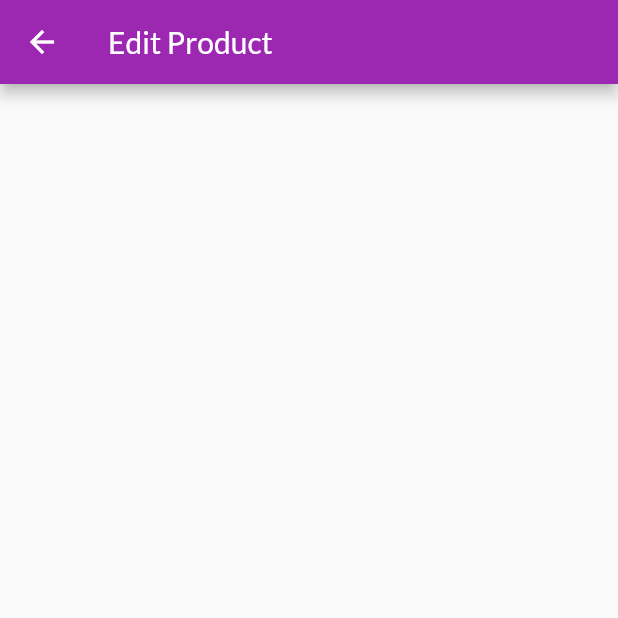
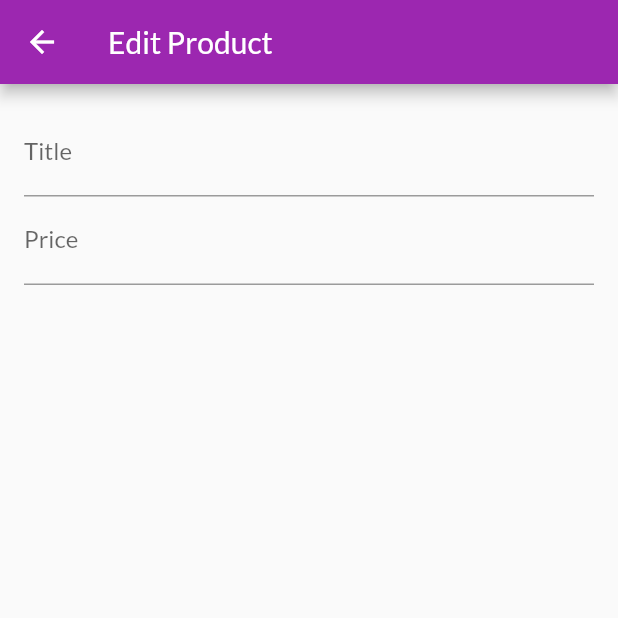
Before and after one commit to iovigi/Flutter-Course-Examples, a Flutter app: the EditProductScreen screen opened directly, on a phone screen of 412 x 824 dp, the top half of it. Run offline on Flutter 3.47's test engine with Material 2 defaults, Android fonts, the phone set to English and light mode, and no system bars; network calls fail.

Commit message:
playing with form of editing products

```diff
--- a/shop/lib/main.dart
+++ b/shop/lib/main.dart
@@ -1,6 +1,5 @@
 import 'package:flutter/material.dart';
 import 'package:provider/provider.dart';
-import 'package:shop/widgets/user_product_item.dart';
 
 import 'screens/product_detail_screen.dart';
 import 'screens/products_overview_screen.dart';
@@ -10,6 +9,7 @@ import 'screens/cart_screen.dart';
 import 'providers/orders.dart';
 import 'screens/orders_screen.dart';
 import 'screens/user_products_screen.dart';
+import 'screens/edit_product_screen.dart';
 
 void main() {
   runApp(MyApp());
@@ -36,7 +36,8 @@ class MyApp extends StatelessWidget {
             ProductDetailScreen.routeName: (ctx) => ProductDetailScreen(),
             CartScreen.routeName: (ctx) => CartScreen(),
             OrdersScreen.routeName: (ctx) => OrdersScreen(),
-            UserProductsScreen.routeName: (ctx) => UserProductItem()
+            UserProductsScreen.routeName: (ctx) => UserProductsScreen(),
+            EditProductScreen.routeName: (ctx) => EditProductScreen(),
           }),
     );
   }
--- a/shop/lib/screens/edit_product_screen.dart
+++ b/shop/lib/screens/edit_product_screen.dart
@@ -8,9 +8,33 @@ class EditProductScreen extends StatefulWidget {
 }
 
 class _EditProductScreenState extends State<EditProductScreen> {
+  final _priceFocusNode = FocusNode();
+
   @override
   Widget build(BuildContext context) {
     return Scaffold(
-        appBar: AppBar(title: Text('Edit Product')), body: Center());
+        appBar: AppBar(title: Text('Edit Product')),
+        body: Padding(
+          padding: const EdgeInsets.all(16.0),
+          child: Form(
+            child: ListView(
+              children: [
+                TextFormField(
+                  decoration: InputDecoration(labelText: 'Title'),
+                  textInputAction: TextInputAction.next,
+                  onFieldSubmitted: (_) {
+                    FocusScope.of(context).requestFocus(_priceFocusNode);
+                  },
+                ),
+                TextFormField(
+                  decoration: InputDecoration(labelText: 'Price'),
+                  textInputAction: TextInputAction.next,
+                  keyboardType: TextInputType.number,
+                  focusNode: _priceFocusNode,
+                ),
+              ],
+            ),
+          ),
+        ));
   }
 }
--- a/shop/lib/widgets/app_drawer.dart
+++ b/shop/lib/widgets/app_drawer.dart
@@ -21,6 +21,7 @@ class AppDrawer extends StatelessWidget {
             Navigator.of(context).pushReplacementNamed('/');
           },
         ),
+        Divider(),
         ListTile(
           leading: Icon(Icons.payment),
           title: Text('Orders'),
@@ -33,7 +34,8 @@ class AppDrawer extends StatelessWidget {
           leading: Icon(Icons.edit),
           title: Text('Manage Products'),
           onTap: () {
-            Navigator.of(context).pushReplacementNamed(UserProductsScreen.routeName);
+            Navigator.of(context)
+                .pushReplacementNamed(UserProductsScreen.routeName);
           },
         ),
       ],
```
Also changed, not shown: shop/lib/screens/user_products_screen.dart (+8 -1 lines).
